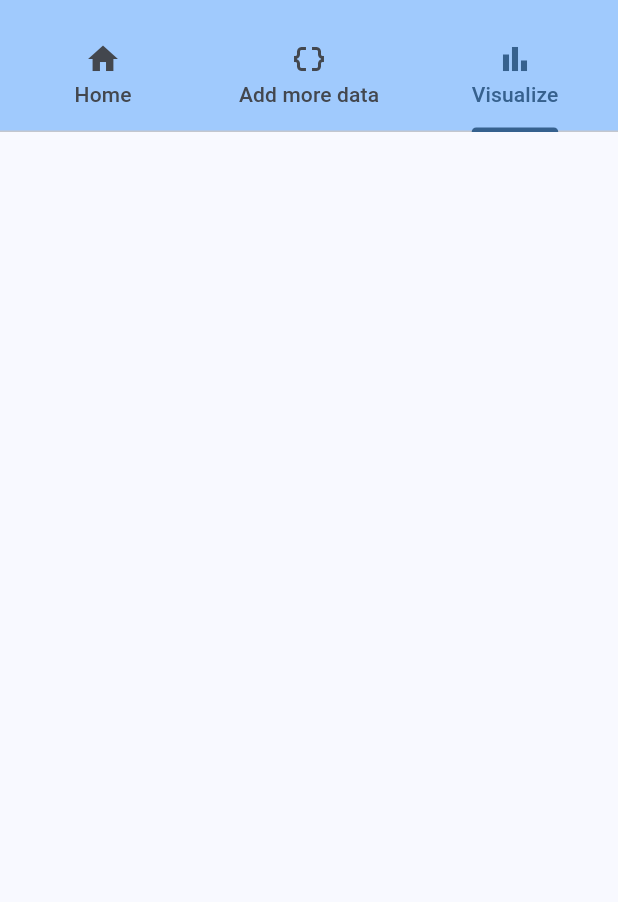
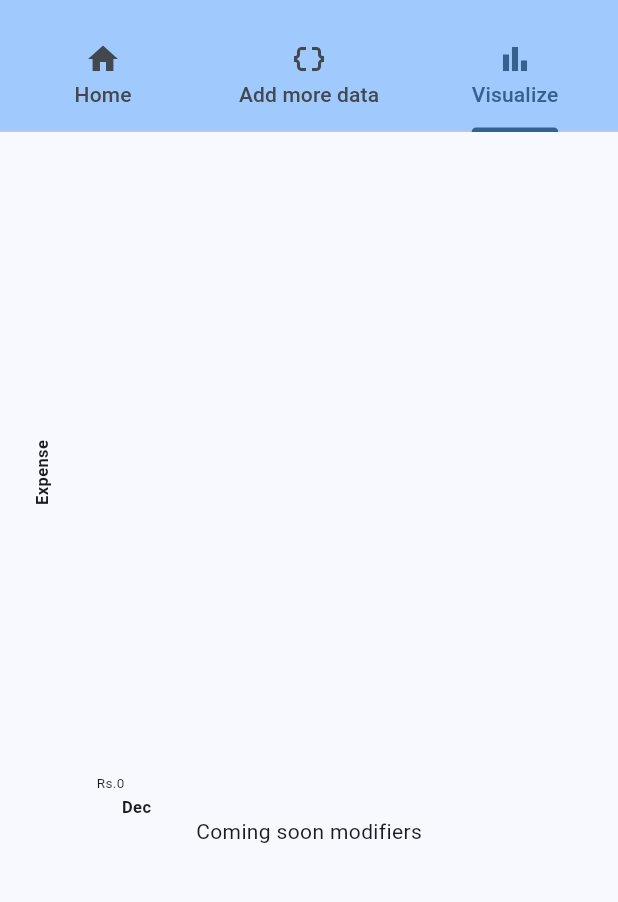
Before and after one commit to Shashwat-Garg/kharcha-graph, a Flutter app: the screen it shows after launch, tab 3 chosen, on a phone screen of 412 x 824 dp, the part 63-965 px from its top. Run offline on Flutter 3.47's test engine with Material 3 defaults, Android fonts, the light colour scheme and no system bars; drawn by our look-alikes of fl_chart; our stand-ins replace file_picker, get_it, permission_handler, sqflite_common_ffi; missing offline and left inert: syncfusion_flutter_pdf; accounts and stored records are empty.

Commit message:
adding line chart for monthly-category level info

```diff
--- a/lib/main.dart
+++ b/lib/main.dart
@@ -9,6 +9,7 @@ import 'package:kharcha_graph/models/transaction_type.dart';
 import 'package:kharcha_graph/services/transaction_info_service.dart';
 import 'package:kharcha_graph/ui/category_add_dialog.dart';
 import 'package:kharcha_graph/ui/visualize_tab.dart';
+import 'package:kharcha_graph/ui/visualize_tab_line_chart.dart';
 import 'package:kharcha_graph/util/common.dart';
 import 'package:kharcha_graph/util/read_pdf_content.dart';
 import 'package:permission_handler/permission_handler.dart';
@@ -306,7 +307,8 @@ class _KharchaGraphHomePageState extends State<KharchaGraphHomePage> {
           children: [
             _renderHome(),
             _renderPickPdfButton(),
-            VisualizeTab(transactions: _transactionsList)
+            // VisualizeTab(transactions: _transactionsList),
+            VisualizeTabLineChart(transactions: _transactionsList)
           ],
         ),
       ),
--- /dev/null
+++ b/lib/ui/visualize_tab_line_chart.dart
@@ -0,0 +1,189 @@
+import 'dart:math';
+
+import 'package:fl_chart/fl_chart.dart';
+import 'package:flutter/material.dart';
+import 'package:kharcha_graph/models/transaction_info.dart';
+import 'package:kharcha_graph/util/common.dart';
+
+class VisualizeTabLineChart extends StatelessWidget {
+  final List<TransactionInfo> _transactionsList;
+
+  const VisualizeTabLineChart({super.key, required List<TransactionInfo> transactions}) : _transactionsList = transactions;
+
+  Map<String, double> _getCategoryToAmountMap() {
+    Map<String, double> categoryToAmount = {};
+    for (TransactionInfo transactionInfo in _transactionsList) {
+      if (transactionInfo.category != null && transactionInfo.category!.isNotEmpty) {
+        categoryToAmount.putIfAbsent(transactionInfo.category!, () => 0);
+        categoryToAmount[transactionInfo.category!] = categoryToAmount[transactionInfo.category!]! + transactionInfo.amount;
+      }
+    }
+
+    return categoryToAmount;
+  }
+
+  Map<String, Color> _getCategoryToColorMap(Iterable<String> categories) {
+    Map<String, Color> categoryToColorMap = {};
+    for (String category in categories) {
+      categoryToColorMap.putIfAbsent(category, () => Colors.primaries[Random().nextInt(Colors.primaries.length)]);
+    }
+
+    return categoryToColorMap;
+  }
+
+  double _getMaxHeight(Iterable<double> heights) {
+    double maxHeight = 0;
+    for (double height in heights) {
+      maxHeight = max(height, maxHeight);
+    }
+
+    // Increase the height to a little more than the max height of a value
+    // This will help with better visualization
+    return maxHeight * 1.2;
+  }
+
+  String _getTooltipText(double amount) {
+    return 'Rs.${amount.toStringAsFixed(2)}';
+  }
+
+  LineTouchData _getLineTouchData(List<String> categories, Map<String, Color> categoryToColor) {
+    return LineTouchData(
+      handleBuiltInTouches: true,
+      touchTooltipData: LineTouchTooltipData(
+        getTooltipColor: (group) => Colors.blueGrey.withOpacity(0.8),
+        tooltipMargin: 2,
+        fitInsideVertically: true,
+        getTooltipItems: (lineBarSpots) {
+          return lineBarSpots.map((lineBarSpot) {
+            return LineTooltipItem(
+              _getTooltipText(lineBarSpot.y),
+              TextStyle(color: categoryToColor[categories[lineBarSpot.barIndex]])
+            );
+          }).toList();
+        }
+      )
+    );
+  }
+
+  Widget _getBottomTitlesWidget(double value, TitleMeta meta) {
+    return SideTitleWidget(
+      axisSide: meta.axisSide,
+      child: Text(
+        getMonthShortHandByIndex(value.toInt()),
+        style: const TextStyle(fontWeight: FontWeight.bold, fontSize: 11),
+      ),
+    );
+  }
+
+  Widget _getLeftTitlesWidget(double value, TitleMeta meta) {
+    return SideTitleWidget(
+      axisSide: meta.axisSide,
+      child: Text(
+        'Rs.${value.toStringAsFixed(0)}',
+        style: const TextStyle(fontSize: 9),
+      ),
+    );
+  }
+
+  FlTitlesData _getTitlesData() {
+    return FlTitlesData(
+      bottomTitles: AxisTitles(
+        sideTitles: SideTitles(
+          showTitles: true,
+          interval: 1,
+          getTitlesWidget: _getBottomTitlesWidget,
+        ),
+      ),
+      rightTitles: const AxisTitles(
+        sideTitles: SideTitles(showTitles: false),
+      ),
+      topTitles: const AxisTitles(
+        sideTitles: SideTitles(showTitles: false),
+      ),
+      leftTitles: AxisTitles(
+        axisNameWidget: const Text(r'Expense', style: TextStyle(fontWeight: FontWeight.bold, fontSize: 11)),
+        sideTitles: SideTitles(
+          showTitles: true,
+          getTitlesWidget: _getLeftTitlesWidget,
+          reservedSize: 55
+        ),
+      ),
+    );
+  }
+
+  LineChartBarData _getLineChartBarData(String category, Color color) {
+    List<double> monthToAmountList = List.filled(13, 0);
+
+    for (TransactionInfo transaction in _transactionsList) {
+      if (transaction.category != null && transaction.category! == category) {
+        monthToAmountList[transaction.date.month] += transaction.amount;
+      }
+    }
+
+    return LineChartBarData(
+      dotData: const FlDotData(show: false),
+      color: color,
+      spots: [
+        for (int i = 1; i <= 12; i++) FlSpot(i.toDouble(), monthToAmountList[i])
+      ]
+    );
+  }
+
+  LineChartData _getLineChartData(Map<String, double> categoryToAmount, Map<String, Color> categoryToColor) {
+    return LineChartData(
+      maxY: _getMaxHeight(categoryToAmount.values),
+      borderData: FlBorderData(show: false),
+      gridData: const FlGridData(show: false),
+      lineTouchData: _getLineTouchData(categoryToAmount.keys.toList(), categoryToColor),
+      titlesData: _getTitlesData(),
+      lineBarsData: [
+        for (String category in categoryToAmount.keys) _getLineChartBarData(category, categoryToColor[category]!)
+      ],
+    );
+  }
+
+  Widget _getLegendWidget(Map<String, Color> categoryToColor) {
+    return Positioned(
+      top: 0,
+      right: 0,
+      child: Padding(
+        padding: const EdgeInsets.all(10),
+        child: Column(
+          children: [
+            for (String category in categoryToColor.keys) Text(category, style: TextStyle(color: categoryToColor[category]))
+          ],
+        ),
+      ),
+    );
+  }
+
+  @override
+  Widget build(BuildContext context) {
+    Map<String, double> categoryToAmount = _getCategoryToAmountMap();
+    Map<String, Color> categoryToColor = _getCategoryToColorMap(categoryToAmount.keys);
+    return Container(
+      margin: const EdgeInsets.all(20),
+      child: Flex(
+        direction: Axis.vertical,
+        mainAxisAlignment: MainAxisAlignment.spaceAround,
+        children: [
+          Expanded(
+            flex: 2,
+            child: Stack(
+              children: [
+                _getLegendWidget(categoryToColor),
+                LineChart(
+                  _getLineChartData(categoryToAmount, categoryToColor)
+                )
+              ]
+            )
+          ),
+          const Expanded(
+            flex: 1,
+            child: Text(r'Coming soon modifiers')
+          )
+        ],
+      ),
+    );
+  }
+}
--- a/lib/util/common.dart
+++ b/lib/util/common.dart
@@ -11,3 +11,32 @@ Map<String, double> getCategoryToAmountMapForTransactions(Iterable<TransactionIn
 
   return categoryToAmount;
 }
+
+String getMonthShortHandByIndex(int monthIndex) {
+  switch(monthIndex) {
+    case 1:
+      return r'Jan';
+    case 2:
+      return r'Feb';
+    case 3:
+      return r'Mar';
+    case 4:
+      return r'Apr';
+    case 5:
+      return r'May';
+    case 6:
+      return r'Jun';
+    case 7:
+      return r'Jul';
+    case 8:
+      return r'Aug';
+    case 9:
+      return r'Sep';
+    case 10:
+      return r'Oct';
+    case 11:
+      return r'Nov';
+    default:
+      return r'Dec';
+  }
+}
```
